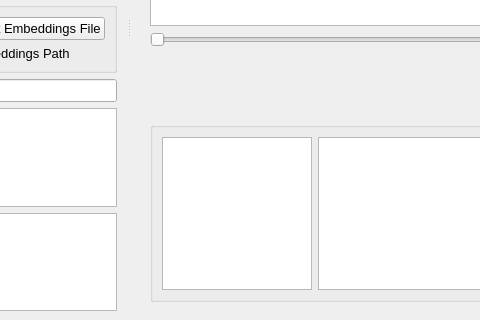
Qt form App/UI/Core/MainWindow.ui (visomaster/VisoMaster) before a commit; both pictures show x 199 to 679 and y 266 to 586 of the 1081 by 586 pixel window.
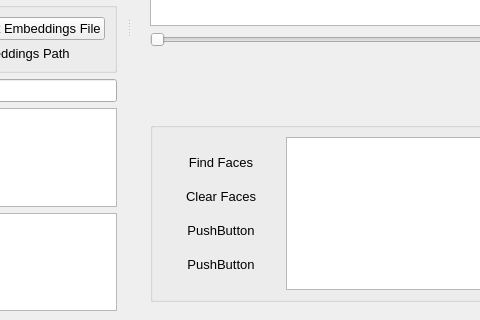
The same form after that commit. Icons and pictures are not drawn.

Commit message: major changes to ui and actions. Added option and detector functions to find target faces

```diff
--- a/App/UI/Core/MainWindow.ui
+++ b/App/UI/Core/MainWindow.ui
@@ -244,22 +244,76 @@
            </widget>
           </item>
           <item row="0" column="0">
-           <widget class="QListWidget" name="listWidget_2">
+           <widget class="QWidget" name="widget_2" native="true">
             <property name="sizePolicy">
-             <sizepolicy hsizetype="Fixed" vsizetype="Expanding">
+             <sizepolicy hsizetype="Minimum" vsizetype="Preferred">
               <horstretch>0</horstretch>
               <verstretch>0</verstretch>
              </sizepolicy>
             </property>
-            <property name="maximumSize">
-             <size>
-              <width>150</width>
-              <height>16777215</height>
-             </size>
-            </property>
-            <property name="autoFillBackground">
-             <bool>true</bool>
-            </property>
+            <layout class="QVBoxLayout" name="verticalLayout_8">
+             <item>
+              <widget class="QPushButton" name="findTargetFacesButton">
+               <property name="minimumSize">
+                <size>
+                 <width>100</width>
+                 <height>0</height>
+                </size>
+               </property>
+               <property name="text">
+                <string>Find Faces</string>
+               </property>
+               <property name="checkable">
+                <bool>false</bool>
+               </property>
+               <property name="flat">
+                <bool>true</bool>
+               </property>
+              </widget>
+             </item>
+             <item>
+              <widget class="QPushButton" name="clearTargetFacesButton">
+               <property name="text">
+                <string>Clear Faces</string>
+               </property>
+               <property name="checkable">
+                <bool>false</bool>
+               </property>
+               <property name="flat">
+                <bool>true</bool>
+               </property>
+              </widget>
+             </item>
+             <item>
+              <widget class="QPushButton" name="pushButton_4">
+               <property name="text">
+                <string>PushButton</string>
+               </property>
+               <property name="checkable">
+                <bool>true</bool>
+               </property>
+               <property name="flat">
+                <bool>true</bool>
+               </property>
+              </widget>
+             </item>
+             <item>
+              <widget class="QPushButton" name="pushButton_6">
+               <property name="text">
+                <string>PushButton</string>
+               </property>
+               <property name="checkable">
+                <bool>true</bool>
+               </property>
+               <property name="default">
+                <bool>false</bool>
+               </property>
+               <property name="flat">
+                <bool>true</bool>
+               </property>
+              </widget>
+             </item>
+            </layout>
            </widget>
           </item>
          </layout>
```
Left out of the diff: 4 changed lines with no effect on the pictures. The commit also changes 8 other files.
